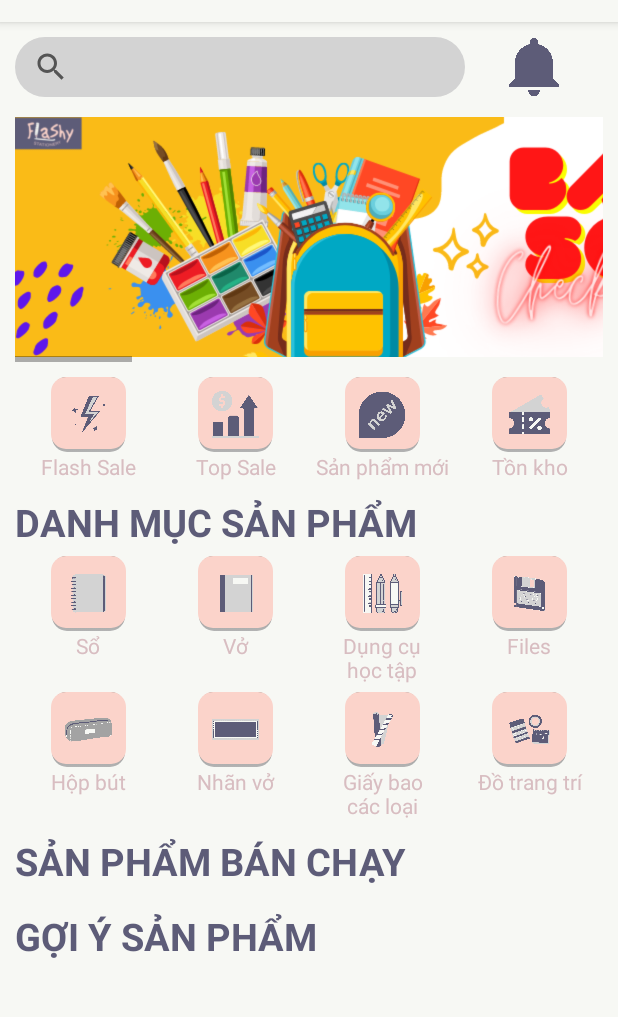
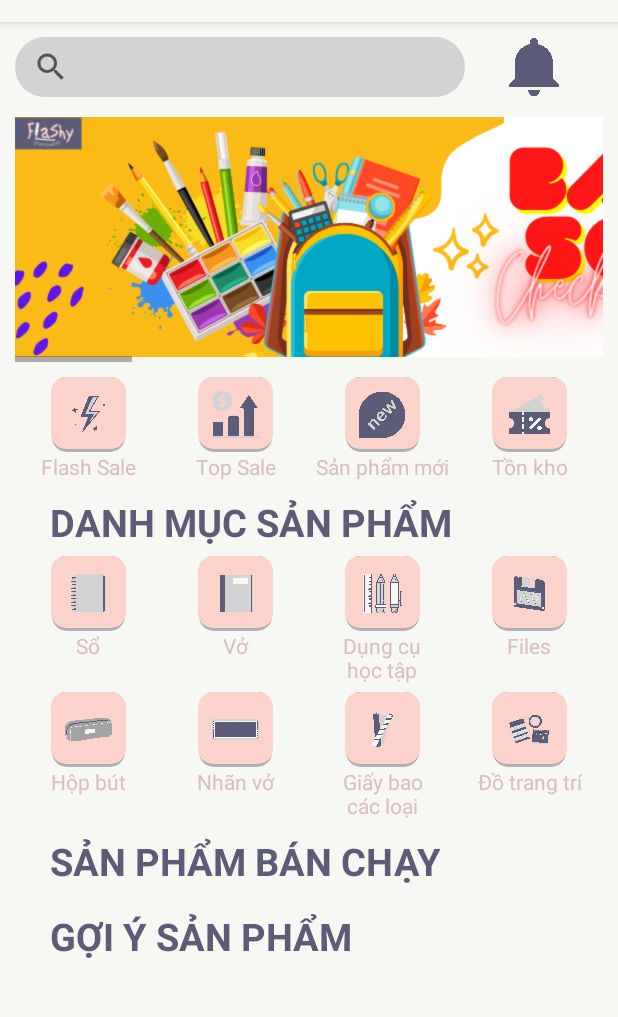
Before and after one commit to NTBichNgoc7202/FlashyStationery_Android, an Android app: the MainActivity screen opened directly, with no data from a screen before it, on a phone screen of 412 x 824 dp, the part 62-1079 px from its top. Run offline under Robolectric (Android 15) with nearby library versions, the phone set to English and light mode, and no system bars.

Commit message:
#1 -Layout Home -SearchView bị lỗi không thêm được trên thanh tìm kiếm với chuông thông báo, chuyển sang menu Search View. #2 - Thêm hình ảnh icon vào các phần, đã canh chỉnh lại vị trí của các ô trong các phần cho đều và thẳng hàng. - Search View vẫn bị lỗi. - Đã Scroll được khung banner ngang qua lại. #3 - Thêm giao diện trang Thông báo. #4 - Thêm giao diện Trang Sổ khi nhấn vào danh mục Sổ ở Home - Thêm gaio diện NoteBook item list. - Search view vẫn bị lỗi.

```diff
--- a/app/src/main/res/layout/activity_main.xml
+++ b/app/src/main/res/layout/activity_main.xml
@@ -168,7 +168,8 @@
                                     android:textColor="#5D5C78"
                                     android:textStyle="bold"
                                     android:layout_marginTop="10dp"
-                                    android:layout_span="4"/>
+                                    android:layout_span="4"
+                                    android:layout_marginLeft="23dp"/>
                         </TableRow>
                         <TableRow
                             android:layout_marginTop="5dp">
@@ -347,7 +348,8 @@
                                     android:textColor="#5D5C78"
                                     android:textStyle="bold"
                                     android:layout_marginTop="10dp"
-                                    android:layout_span="4"/>
+                                    android:layout_span="4"
+                                    android:layout_marginLeft="23dp"/>
                         </TableRow>
                         <TableRow>
                                 <GridView
@@ -357,7 +359,8 @@
                                     android:numColumns="4"
                                     android:layout_span="4"
                                     android:layout_weight="1"
-                                    android:layout_marginTop="5dp"/>
+                                    android:layout_marginTop="5dp"
+                                    android:layout_marginLeft="10dp"/>
                         </TableRow>
                         <TableRow>
                                 <TextView
@@ -370,7 +373,8 @@
                                     android:textColor="#5D5C78"
                                     android:textStyle="bold"
                                     android:layout_marginTop="10dp"
-                                    android:layout_span="4"/>
+                                    android:layout_span="4"
+                                    android:layout_marginLeft="23dp"/>
                         </TableRow>
                         <TableRow>
                                 <GridView
@@ -380,7 +384,9 @@
                                     android:layout_span="4"
                                     android:layout_weight="1"
                                     android:numColumns="2"
-                                    android:layout_marginTop="5dp"/>
+                                    android:layout_marginTop="5dp"
+                                    android:gravity="center"
+                                    android:layout_marginLeft="10dp"/>
                         </TableRow>
                 </TableLayout>
         </LinearLayout>
```
Also changed, not shown: app/src/main/AndroidManifest.xml (+7 -0 lines), app/src/main/java/com/race/flashystationery/NoteBookActivity.java (added, +14 -0 lines), app/src/main/res/layout/activity_note_book.xml (added, +35 -0 lines), app/src/main/res/layout/notebook_item_list.xml (added, +52 -0 lines), app/src/main/res/drawable/cart.png (added), app/src/main/res/drawable/planneritem.png (added).
